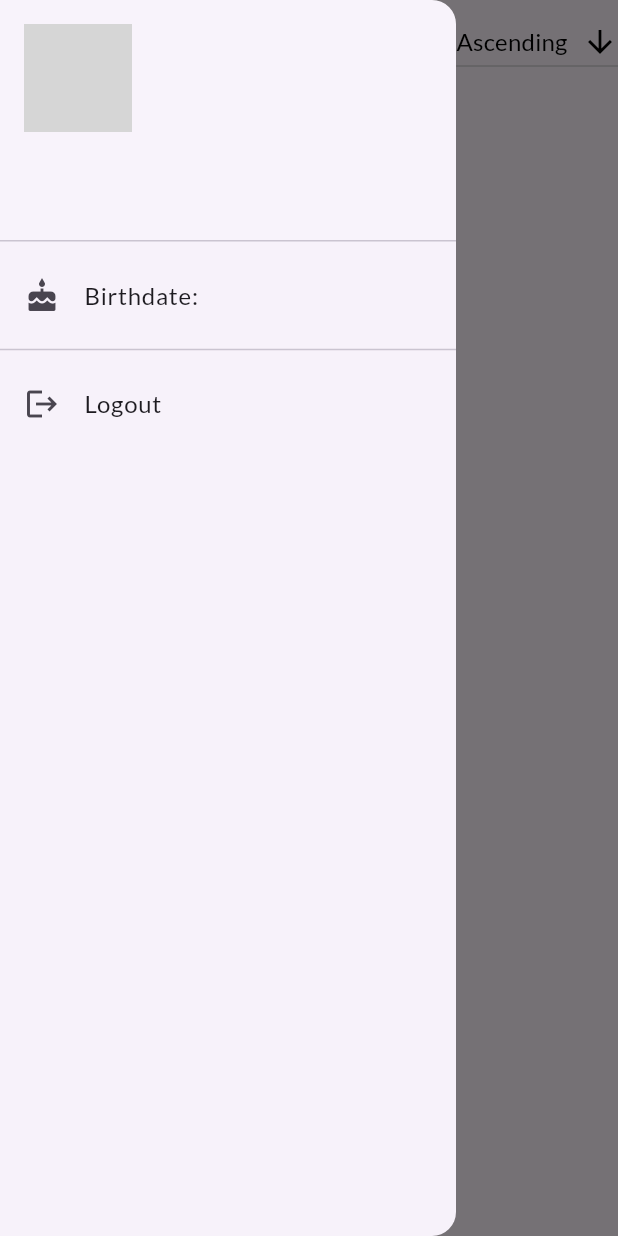
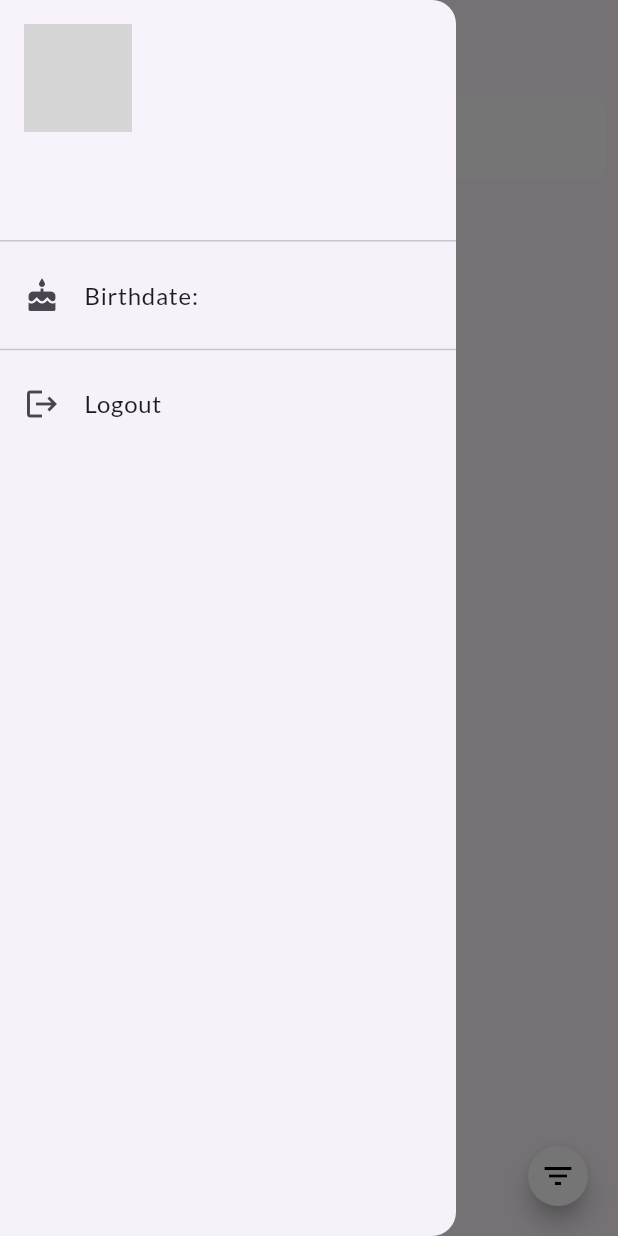
Before and after one commit to anjumArnab/Pseudo-JSON, a Flutter app: the HomePage screen opened directly with empty values, with the side drawer open, on a phone screen of 412 x 824 dp. Run offline on Flutter 3.47's test engine with Material 3 defaults, Android fonts, the phone set to English and light mode, and no system bars; our stand-ins replace google_fonts; network calls fail; grey boxes are pictures that could not be loaded.

```diff
--- a/lib/screens/homepage.dart
+++ b/lib/screens/homepage.dart
@@ -11,7 +11,6 @@ class HomePage extends StatefulWidget {
   const HomePage({super.key, required this.user});
 
   @override
-  // ignore: library_private_types_in_public_api
   _HomePageState createState() => _HomePageState();
 }
 
@@ -56,13 +55,24 @@ class _HomePageState extends State<HomePage> {
   Widget build(BuildContext context) {
     return Scaffold(
       appBar: AppBar(
-        title: isSearching
-            ? TextField(
+        title: Text("Welcome ${widget.user.firstName}"),
+      ),
+      drawer: CustomDrawer(user: widget.user),
+      body: Column(
+        children: [
+          Padding(
+            padding: const EdgeInsets.all(8.0),
+            child: TextField(
               controller: searchController,
-                autofocus: true,
-                decoration: const InputDecoration(
-                  hintText: 'Search by title...',
-                  hintStyle: TextStyle(color: Colors.black),
+              decoration: InputDecoration(
+                prefixIcon: Icon(Icons.search, color: Colors.grey[600]),
+                hintText: 'Search Products',
+                filled: true,
+                fillColor: Colors.white,
+                border: OutlineInputBorder(
+                  borderRadius: BorderRadius.circular(10),
+                  borderSide: BorderSide.none,
+                ),
               ),
               onChanged: (value) {
                 if (value.isNotEmpty) {
@@ -73,84 +83,10 @@ class _HomePageState extends State<HomePage> {
                   });
                 }
               },
-              )
-            : Text("Welcome ${widget.user.firstName}"),
-        actions: [
-          IconButton(
-            icon: Icon(isSearching ? Icons.close : Icons.search),
-            onPressed: () {
-              setState(() {
-                isSearching = !isSearching;
-                if (!isSearching) {
-                  searchController.clear();
-                  _productsFuture = fetchProductInfo();
-                }
-              });
-            },
-          ),
-          DropdownButton<String>(
-            value: _selectedSortBy,
-            icon: const Icon(Icons.sort, color: Colors.black),
-            dropdownColor: Colors.white,
-            onChanged: (String? newValue) {
-              if (newValue != null) {
-                updateSorting(newValue, _selectedOrder);
-              }
-            },
-            items: const [
-              DropdownMenuItem(
-                value: 'price',
-                child: Text(
-                  'Price',
-                  style: TextStyle(color: Colors.black),
             ),
           ),
-              DropdownMenuItem(
-                value: 'rating',
-                child: Text(
-                  'Rating',
-                  style: TextStyle(color: Colors.black),
-                ),
-              ),
-              DropdownMenuItem(
-                value: 'discountPercentage',
-                child: Text(
-                  'Discount',
-                  style: TextStyle(color: Colors.black),
-                ),
-              ),
-            ],
-          ),
-          DropdownButton<String>(
-            value: _selectedOrder,
-            icon: const Icon(Icons.arrow_downward, color: Colors.black),
-            dropdownColor: Colors.white,
-            onChanged: (String? newValue) {
-              if (newValue != null) {
-                updateSorting(_selectedSortBy, newValue);
-              }
-            },
-            items: const [
-              DropdownMenuItem(
-                value: 'asc',
-                child: Text(
-                  'Ascending',
-                  style: TextStyle(color: Colors.black),
-                ),
-              ),
-              DropdownMenuItem(
-                value: 'desc',
-                child: Text(
-                  'Descending',
-                  style: TextStyle(color: Colors.black),
-                ),
-              ),
-            ],
-          ),
-        ],
-      ),
-      drawer: CustomDrawer(user: widget.user),
-      body: FutureBuilder<List<Product>?>(
+          Expanded(
+            child: FutureBuilder<List<Product>?>(
               future: _productsFuture,
               builder: (context, snapshot) {
                 if (snapshot.connectionState == ConnectionState.waiting) {
@@ -165,16 +101,19 @@ class _HomePageState extends State<HomePage> {
                 return Padding(
                   padding: const EdgeInsets.all(8.0),
                   child: GridView.builder(
-              gridDelegate: const SliverGridDelegateWithFixedCrossAxisCount(
+                    gridDelegate:
+                        const SliverGridDelegateWithFixedCrossAxisCount(
                       crossAxisCount: 2,
-                crossAxisSpacing: 8.0,
-                mainAxisSpacing: 8.0,
-                childAspectRatio: 0.7,
+                      crossAxisSpacing: 5.0,
+                      mainAxisSpacing: 5.0,
+                      childAspectRatio: 1.4,
                     ),
                     itemCount: snapshot.data!.length,
                     itemBuilder: (context, index) {
                       final product = snapshot.data![index];
-                return ProductCard(
+                      return Transform.scale(
+                        scale: 1.0,
+                        child: ProductCard(
                           imageUrl: product.images[0],
                           title: product.title,
                           category: product.category,
@@ -182,12 +121,67 @@ class _HomePageState extends State<HomePage> {
                           discountPercentage: product.discountPercentage,
                           brand: product.brand,
                           sku: product.sku,
+                        ),
                       );
                     },
                   ),
                 );
               },
             ),
+          ),
+        ],
+      ),
+      floatingActionButton: FloatingActionButton.small(
+        onPressed: () {},
+        shape: const CircleBorder(),
+        backgroundColor: Colors.white,
+        child: PopupMenuButton<String>(
+          icon: const Icon(Icons.filter_list, color: Colors.black),
+          elevation: 0,
+          color: Colors.transparent,
+          shape:
+              RoundedRectangleBorder(borderRadius: BorderRadius.circular(12)),
+          onSelected: (String value) {
+            if (value == 'asc' || value == 'desc') {
+              updateSorting(_selectedSortBy, value);
+            } else {
+              updateSorting(value, _selectedOrder);
+            }
+          },
+          itemBuilder: (context) => [
+            _buildPopupMenuItem('price', 'Price'),
+            _buildPopupMenuItem('rating', 'Rating'),
+            _buildPopupMenuItem('discountPercentage', 'Discount'),
+            const PopupMenuDivider(),
+            _buildPopupMenuItem('asc', 'Ascending Order'),
+            _buildPopupMenuItem('desc', 'Descending Order'),
+          ],
+        ),
+      ),
+    );
+  }
+
+  PopupMenuItem<String> _buildPopupMenuItem(String value, String text) {
+    return PopupMenuItem(
+      value: value,
+      child: Container(
+        padding: const EdgeInsets.symmetric(vertical: 8, horizontal: 12),
+        decoration: BoxDecoration(
+          color: Colors.white, // White background for items
+          borderRadius: BorderRadius.circular(8),
+          boxShadow: [
+            BoxShadow(
+              color: Colors.black.withOpacity(0.1), // Soft shadow
+              blurRadius: 4,
+              offset: const Offset(0, 2),
+            ),
+          ],
+        ),
+        child: Text(
+          text,
+          style: const TextStyle(fontSize: 12, fontWeight: FontWeight.w500),
+        ),
+      ),
     );
   }
 }
```
Also changed, not shown: lib/widgets/product_card.dart (+3 -9 lines). Lines whose indentation alone changed are shown as unchanged.
